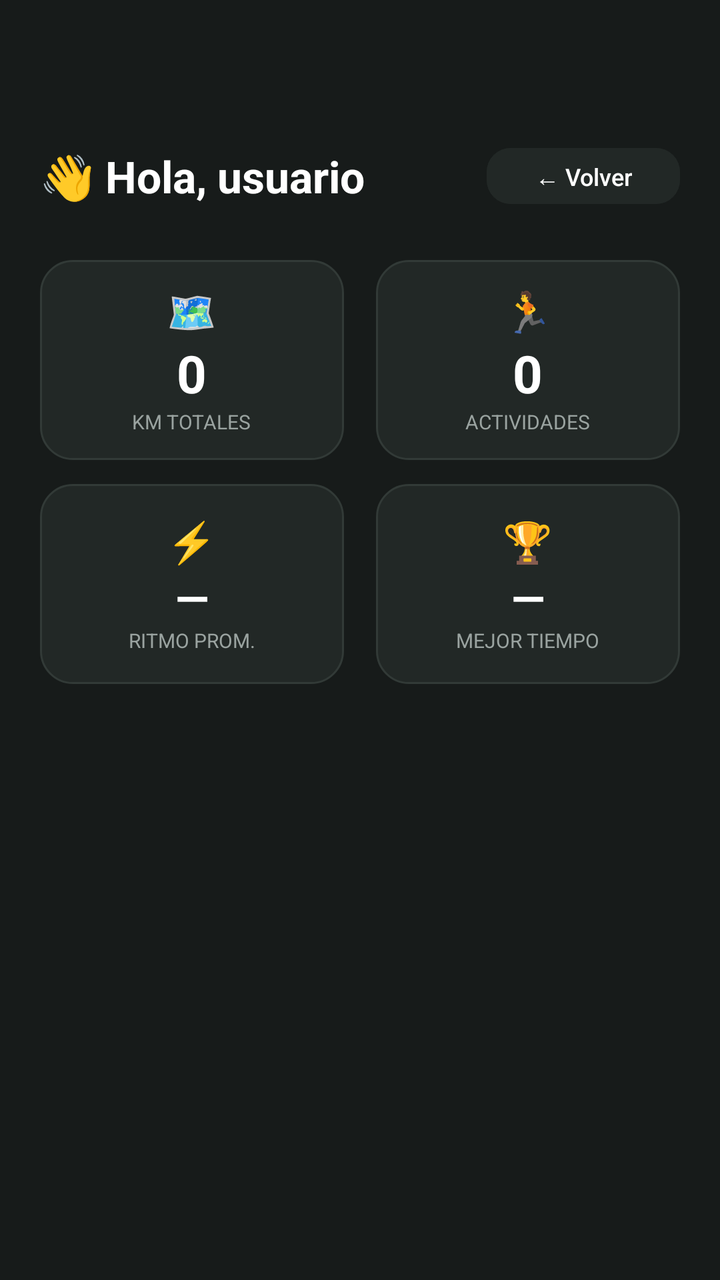
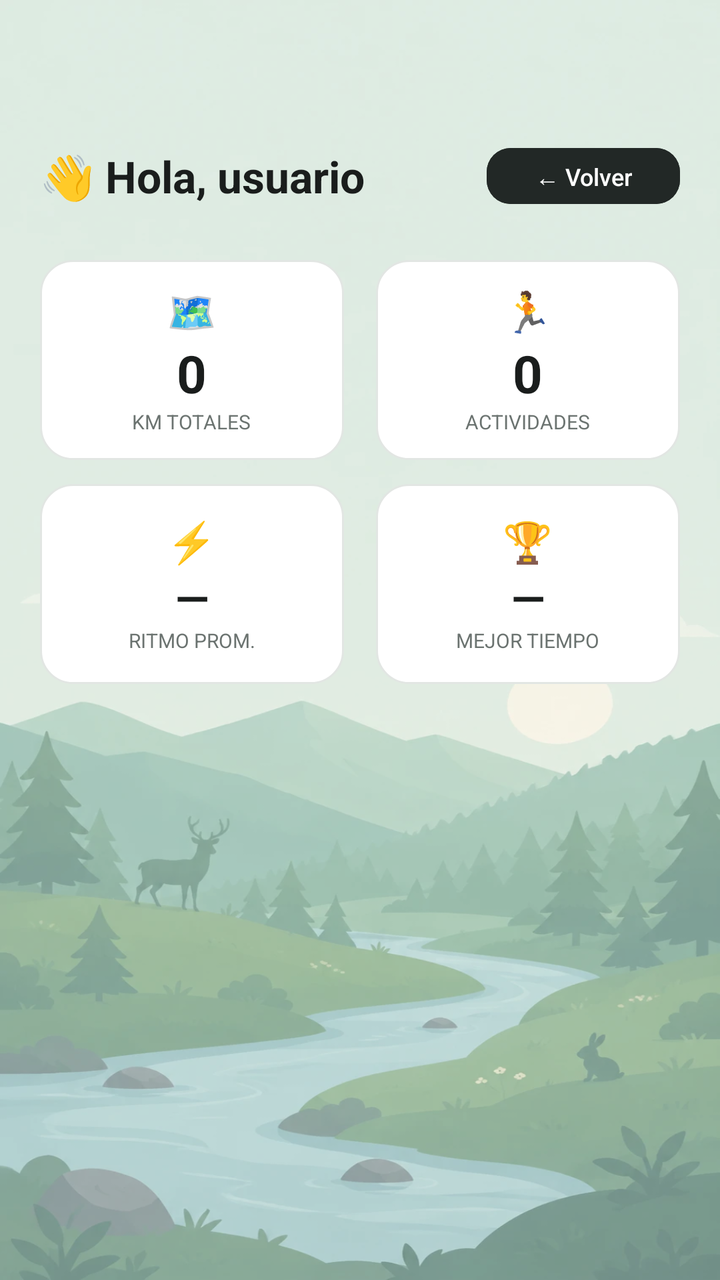

An Android layout rendered at two revisions. The XML below is the earlier revision; the diff shows what the commit changed to produce the second picture.
<!-- AndroidManifest.xml: application theme Theme.RunGuide -->
<!-- res/layout/activity_dashboard.xml -->
<?xml version="1.0" encoding="utf-8"?>
<ScrollView xmlns:android="http://schemas.android.com/apk/res/android"
    android:layout_width="match_parent"
    android:layout_height="match_parent"
    android:background="@color/negro_carbon">

    <LinearLayout
        android:layout_width="match_parent"
        android:layout_height="wrap_content"
        android:orientation="vertical"
        android:layout_marginTop="50dp"
        android:padding="20dp">

        
        <LinearLayout
            android:layout_width="match_parent"
            android:layout_height="wrap_content"
            android:orientation="horizontal"
            android:gravity="center_vertical"
            android:layout_marginBottom="24dp">

            <TextView
                android:id="@+id/tvSaludo"
                android:layout_width="0dp"
                android:layout_weight="1"
                android:layout_height="wrap_content"
                android:text="@string/hola_usuario"
                android:textSize="22sp"
                android:textStyle="bold"
                android:textColor="#FFFFFF"/>

            <Button
                android:id="@+id/btnVolver"
                android:layout_width="wrap_content"
                android:layout_height="36dp"
                android:text="@string/volver"
                android:textSize="12sp"
                android:backgroundTint="@color/negro_suave"
                android:textColor="#FFFFFF"/>

        </LinearLayout>

        
        <LinearLayout
            android:layout_width="match_parent"
            android:layout_height="wrap_content"
            android:orientation="horizontal"
            android:layout_marginBottom="12dp">

            <LinearLayout
                android:layout_width="0dp"
                android:layout_weight="1"
                android:layout_height="100dp"
                android:orientation="vertical"
                android:gravity="center"
                android:background="@drawable/bg_card_dark"
                android:layout_marginEnd="8dp">

                <TextView
                    android:layout_width="wrap_content"
                    android:layout_height="wrap_content"
                    android:text="🗺"
                    android:textSize="20sp"/>

                <TextView
                    android:id="@+id/tvKmTotal"
                    android:layout_width="wrap_content"
                    android:layout_height="wrap_content"
                    android:text="0"
                    android:textSize="26sp"
                    android:textStyle="bold"
                    android:textColor="#FFFFFF"/>

                <TextView
                    android:layout_width="wrap_content"
                    android:layout_height="wrap_content"
                    android:text="@string/km_totales"
                    android:textSize="10sp"
                    android:textColor="#9AA3A0"/>

            </LinearLayout>

            <LinearLayout
                android:layout_width="0dp"
                android:layout_weight="1"
                android:layout_height="100dp"
                android:orientation="vertical"
                android:gravity="center"
                android:background="@drawable/bg_card_dark"
                android:layout_marginStart="8dp">

                <TextView
                    android:layout_width="wrap_content"
                    android:layout_height="wrap_content"
                    android:text="🏃"
                    android:textSize="20sp"/>

                <TextView
                    android:id="@+id/tvActividades"
                    android:layout_width="wrap_content"
                    android:layout_height="wrap_content"
                    android:text="0"
                    android:textSize="26sp"
                    android:textStyle="bold"
                    android:textColor="#FFFFFF"/>

                <TextView
                    android:layout_width="wrap_content"
                    android:layout_height="wrap_content"
                    android:text="@string/actividades"
                    android:textSize="10sp"
                    android:textColor="#9AA3A0"/>

            </LinearLayout>

        </LinearLayout>

        <LinearLayout
            android:layout_width="match_parent"
            android:layout_height="wrap_content"
            android:orientation="horizontal">

            <LinearLayout
                android:layout_width="0dp"
                android:layout_weight="1"
                android:layout_height="100dp"
                android:orientation="vertical"
                android:gravity="center"
                android:background="@drawable/bg_card_dark"
                android:layout_marginEnd="8dp">

                <TextView
                    android:layout_width="wrap_content"
                    android:layout_height="wrap_content"
                    android:text="⚡"
                    android:textSize="20sp"/>

                <TextView
                    android:id="@+id/tvRitmo"
                    android:layout_width="wrap_content"
                    android:layout_height="wrap_content"
                    android:text="—"
                    android:textSize="22sp"
                    android:textStyle="bold"
                    android:textColor="#FFFFFF"/>

                <TextView
                    android:layout_width="wrap_content"
                    android:layout_height="wrap_content"
                    android:text="@string/ritmo_prom"
                    android:textSize="10sp"
                    android:textColor="#9AA3A0"/>

            </LinearLayout>

            <LinearLayout
                android:layout_width="0dp"
                android:layout_weight="1"
                android:layout_height="100dp"
                android:orientation="vertical"
                android:gravity="center"
                android:background="@drawable/bg_card_dark"
                android:layout_marginStart="8dp">

                <TextView
                    android:layout_width="wrap_content"
                    android:layout_height="wrap_content"
                    android:text="🏆"
                    android:textSize="20sp"/>

                <TextView
                    android:id="@+id/tvMejorTiempo"
                    android:layout_width="wrap_content"
                    android:layout_height="wrap_content"
                    android:text="—"
                    android:textSize="22sp"
                    android:textStyle="bold"
                    android:textColor="#FFFFFF"/>

                <TextView
                    android:layout_width="wrap_content"
                    android:layout_height="wrap_content"
                    android:text="@string/mejor_tiempo"
                    android:textSize="10sp"
                    android:textColor="#9AA3A0"/>

            </LinearLayout>

        </LinearLayout>

    </LinearLayout>

</ScrollView>
<!-- resources referenced by this layout -->
<resources>
  <color name="negro_carbon">#171B1A</color>
  <color name="negro_suave">#222826</color>
  <!-- drawable bg_card_dark (drawable) -->
  <?xml version="1.0" encoding="utf-8"?>
  <shape xmlns:android="http://schemas.android.com/apk/res/android" android:shape="rectangle">
      <solid android:color="@color/negro_suave" />
      <stroke android:width="1dp" android:color="@color/negro_linea" />
      <corners android:radius="16dp" />
  </shape>
  <string name="actividades">ACTIVIDADES</string>
  <string name="hola_usuario">👋 Hola, usuario</string>
  <string name="km_totales">KM TOTALES</string>
  <string name="mejor_tiempo">MEJOR TIEMPO</string>
  <string name="ritmo_prom">RITMO PROM.</string>
  <string name="volver">← Volver</string>
  <style name="Theme.RunGuide" parent="Base.Theme.RunGuide" />
  <color name="negro_linea">#323A37</color>
  <style name="Base.Theme.RunGuide" parent="Theme.Material3.DayNight.NoActionBar">
          <item name="colorPrimary">@color/verde_primario</item>
          <item name="colorOnPrimary">@color/white</item>
          <item name="colorPrimaryContainer">@color/verde_claro</item>
          <item name="colorOnPrimaryContainer">@color/verde_oscuro</item>
          <item name="colorSecondary">@color/amarillo</item>
          <item name="colorOnSecondary">@color/negro_carbon</item>
          <item name="colorSecondaryContainer">@color/amarillo_claro</item>
          <item name="colorOnSecondaryContainer">@color/amarillo_texto</item>
          <item name="colorOutline">@color/borde</item>
          <item name="colorSurface">@color/superficie</item>
          <item name="colorOnSurface">@color/texto_principal</item>
          <item name="android:colorBackground">@color/fondo_app</item>
          <item name="android:textColorPrimary">@color/texto_principal</item>
          <item name="android:textColorSecondary">@color/texto_secundario</item>
          <item name="android:statusBarColor">@color/negro_carbon</item>
          <item name="android:windowLightStatusBar">false</item>
          <item name="materialButtonStyle">@style/Widget.RunGuide.Button</item>
          <item name="shapeAppearanceSmallComponent">@style/ShapeAppearance.RunGuide.Small</item>
          <item name="shapeAppearanceMediumComponent">@style/ShapeAppearance.RunGuide.Medium</item>
      </style>
  <color name="verde_primario">#2F7D57</color>
  <color name="white">#FFFFFFFF</color>
  <color name="verde_claro">#E7F0EA</color>
  <color name="verde_oscuro">#1F5A3F</color>
  <color name="amarillo">#E8B93C</color>
  <color name="amarillo_claro">#FAF1D6</color>
  <color name="amarillo_texto">#6B5200</color>
  <color name="borde">#E2E6E3</color>
  <color name="superficie">#FFFFFF</color>
  <color name="texto_principal">#1A1D1C</color>
  <color name="fondo_app">#F5F6F4</color>
  <color name="texto_secundario">#6B7370</color>
  <style name="ShapeAppearance.RunGuide.Small" parent="ShapeAppearance.Material3.SmallComponent">
          <item name="cornerFamily">rounded</item>
          <item name="cornerSize">12dp</item>
      </style>
  <style name="ShapeAppearance.RunGuide.Medium" parent="ShapeAppearance.Material3.MediumComponent">
          <item name="cornerFamily">rounded</item>
          <item name="cornerSize">18dp</item>
      </style>
  <!-- unchanged entries left out for length: 1 -->
</resources>

<!-- the commit's change to res/layout/activity_dashboard.xml (unified diff, before → after) -->
@@ -2,7 +2,7 @@
 <ScrollView xmlns:android="http://schemas.android.com/apk/res/android"
     android:layout_width="match_parent"
     android:layout_height="match_parent"
-    android:background="@color/negro_carbon">
+    android:background="@android:color/transparent">
 
     <LinearLayout
         android:layout_width="match_parent"
@@ -27,7 +27,7 @@
                 android:text="@string/hola_usuario"
                 android:textSize="22sp"
                 android:textStyle="bold"
-                android:textColor="#FFFFFF"/>
+                android:textColor="@color/texto_principal"/>
 
             <Button
                 android:id="@+id/btnVolver"
@@ -53,7 +53,7 @@
                 android:layout_height="100dp"
                 android:orientation="vertical"
                 android:gravity="center"
-                android:background="@drawable/bg_card_dark"
+                android:background="@drawable/bg_card"
                 android:layout_marginEnd="8dp">
 
                 <TextView
@@ -69,14 +69,14 @@
                     android:text="0"
                     android:textSize="26sp"
                     android:textStyle="bold"
-                    android:textColor="#FFFFFF"/>
+                    android:textColor="@color/texto_principal"/>
 
                 <TextView
                     android:layout_width="wrap_content"
                     android:layout_height="wrap_content"
                     android:text="@string/km_totales"
                     android:textSize="10sp"
-                    android:textColor="#9AA3A0"/>
+                    android:textColor="@color/texto_secundario"/>
 
             </LinearLayout>
 
@@ -86,7 +86,7 @@
                 android:layout_height="100dp"
                 android:orientation="vertical"
                 android:gravity="center"
-                android:background="@drawable/bg_card_dark"
+                android:background="@drawable/bg_card"
                 android:layout_marginStart="8dp">
 
                 <TextView
@@ -102,14 +102,14 @@
                     android:text="0"
                     android:textSize="26sp"
                     android:textStyle="bold"
-                    android:textColor="#FFFFFF"/>
+                    android:textColor="@color/texto_principal"/>
 
                 <TextView
                     android:layout_width="wrap_content"
                     android:layout_height="wrap_content"
                     android:text="@string/actividades"
                     android:textSize="10sp"
-                    android:textColor="#9AA3A0"/>
+                    android:textColor="@color/texto_secundario"/>
 
             </LinearLayout>
 
@@ -126,7 +126,7 @@
                 android:layout_height="100dp"
                 android:orientation="vertical"
                 android:gravity="center"
-                android:background="@drawable/bg_card_dark"
+                android:background="@drawable/bg_card"
                 android:layout_marginEnd="8dp">
 
                 <TextView
@@ -142,14 +142,14 @@
                     android:text="—"
                     android:textSize="22sp"
                     android:textStyle="bold"
-                    android:textColor="#FFFFFF"/>
+                    android:textColor="@color/texto_principal"/>
 
                 <TextView
                     android:layout_width="wrap_content"
                     android:layout_height="wrap_content"
                     android:text="@string/ritmo_prom"
                     android:textSize="10sp"
-                    android:textColor="#9AA3A0"/>
+                    android:textColor="@color/texto_secundario"/>
 
             </LinearLayout>
 
@@ -159,7 +159,7 @@
                 android:layout_height="100dp"
                 android:orientation="vertical"
                 android:gravity="center"
-                android:background="@drawable/bg_card_dark"
+                android:background="@drawable/bg_card"
                 android:layout_marginStart="8dp">
 
                 <TextView
@@ -175,14 +175,14 @@
                     android:text="—"
                     android:textSize="22sp"
                     android:textStyle="bold"
-                    android:textColor="#FFFFFF"/>
+                    android:textColor="@color/texto_principal"/>
 
                 <TextView
                     android:layout_width="wrap_content"
                     android:layout_height="wrap_content"
                     android:text="@string/mejor_tiempo"
                     android:textSize="10sp"
-                    android:textColor="#9AA3A0"/>
+                    android:textColor="@color/texto_secundario"/>
 
             </LinearLayout>
 
<!-- resource entries referenced after the edit -->
@@ -2,13 +2,6 @@
 <resources>
   <color name="negro_carbon">#171B1A</color>
   <color name="negro_suave">#222826</color>
-  <!-- drawable bg_card_dark (drawable) -->
-  <?xml version="1.0" encoding="utf-8"?>
-  <shape xmlns:android="http://schemas.android.com/apk/res/android" android:shape="rectangle">
-      <solid android:color="@color/negro_suave" />
-      <stroke android:width="1dp" android:color="@color/negro_linea" />
-      <corners android:radius="16dp" />
-  </shape>
   <string name="actividades">ACTIVIDADES</string>
   <string name="hola_usuario">👋 Hola, usuario</string>
   <string name="km_totales">KM TOTALES</string>
@@ -16,7 +9,6 @@
   <string name="ritmo_prom">RITMO PROM.</string>
   <string name="volver">← Volver</string>
   <style name="Theme.RunGuide" parent="Base.Theme.RunGuide" />
-  <color name="negro_linea">#323A37</color>
   <style name="Base.Theme.RunGuide" parent="Theme.Material3.DayNight.NoActionBar">
           <item name="colorPrimary">@color/verde_primario</item>
           <item name="colorOnPrimary">@color/white</item>
@@ -30,6 +22,7 @@
           <item name="colorSurface">@color/superficie</item>
           <item name="colorOnSurface">@color/texto_principal</item>
           <item name="android:colorBackground">@color/fondo_app</item>
+          <item name="android:windowBackground">@drawable/fondo_app</item>
           <item name="android:textColorPrimary">@color/texto_principal</item>
           <item name="android:textColorSecondary">@color/texto_secundario</item>
           <item name="android:statusBarColor">@color/negro_carbon</item>
@@ -49,7 +42,29 @@
   <color name="superficie">#FFFFFF</color>
   <color name="texto_principal">#1A1D1C</color>
   <color name="fondo_app">#F5F6F4</color>
+  <!-- drawable fondo_app (drawable) -->
+  <?xml version="1.0" encoding="utf-8"?>
+  <layer-list xmlns:android="http://schemas.android.com/apk/res/android">
+      <item android:drawable="@color/fondo_app" />
+      <item>
+          <bitmap
+              android:src="@drawable/fondo_paisaje"
+              android:gravity="fill" />
+      </item>
+      <item>
+          <shape android:shape="rectangle">
+              <solid android:color="@color/velo_fondo" />
+          </shape>
+      </item>
+  </layer-list>
   <color name="texto_secundario">#6B7370</color>
+  <!-- drawable bg_card (drawable) -->
+  <?xml version="1.0" encoding="utf-8"?>
+  <shape xmlns:android="http://schemas.android.com/apk/res/android" android:shape="rectangle">
+      <solid android:color="@color/superficie" />
+      <stroke android:width="1dp" android:color="@color/borde" />
+      <corners android:radius="16dp" />
+  </shape>
   <style name="ShapeAppearance.RunGuide.Small" parent="ShapeAppearance.Material3.SmallComponent">
           <item name="cornerFamily">rounded</item>
           <item name="cornerSize">12dp</item>
@@ -58,6 +73,8 @@
           <item name="cornerFamily">rounded</item>
           <item name="cornerSize">18dp</item>
       </style>
+  <!-- drawable fondo_paisaje: webp bitmap (drawable-nodpi, 37966 bytes) -->
+  <color name="velo_fondo">#4DF5F6F4</color>
   <!-- unchanged entries left out for length: 1 -->
 </resources>
 
